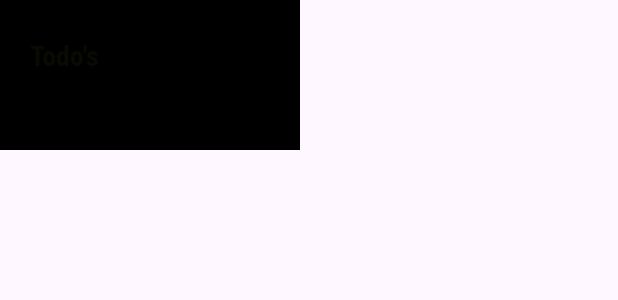
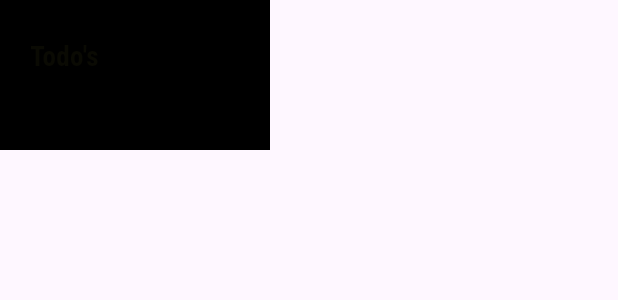
Before and after one commit to Morne-le-Roux/picstate, a Flutter app: the MenuButton widget shown alone on an empty page, opened directly, on a phone screen of 412 x 824 dp. Shown: the top 300 px of the screen. Run offline on Flutter 3.47's test engine with Material 3 defaults, Android fonts, the phone set to English and light mode, and no system bars; our stand-ins replace countup, date_picker_timeline, google_fonts, package_info_plus, shared_preferences, supabase_flutter; missing offline and left inert: simplified_flutter_animations; accounts and stored records are empty.

Commit message:
styling update

```diff
--- a/lib/features/main_screen/presentation/widgets/menu_button.dart
+++ b/lib/features/main_screen/presentation/widgets/menu_button.dart
@@ -21,11 +21,11 @@ class _MenuButtonState extends State<MenuButton> {
   @override
   Widget build(BuildContext context) {
     return FittedBox(
-      fit: BoxFit.fill,
+      fit: BoxFit.fitWidth,
       child: AnimatedContainer(
         padding: const EdgeInsets.all(20),
         decoration: BoxDecoration(gradient: widget.color),
-        width: 200,
+        width: 180,
         height: 100,
         duration: const Duration(milliseconds: 500),
         child: Column(
```
